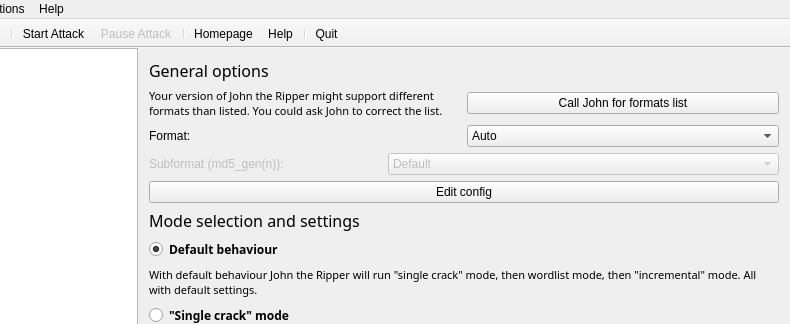
Above: mainwindow.ui from openwall/johnny before the change; both pictures show x 118 to 908 and y 0 to 324 of the 908 by 993 pixel window. Below: the same form after it.
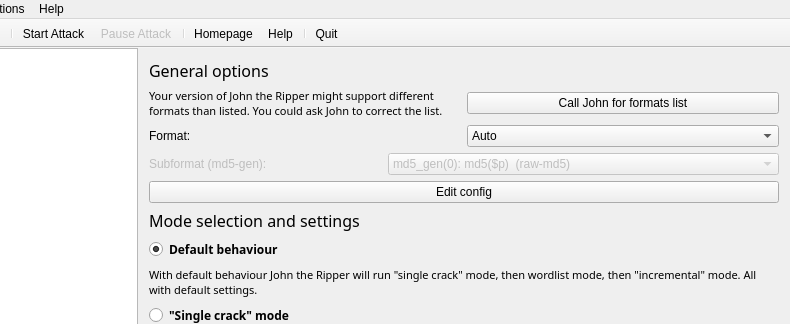
That is the form after the change. Icons and pictures are not drawn.

Commit message: subformat list is enabled/disabled according to format chosen

Patch:
```diff
--- a/mainwindow.ui
+++ b/mainwindow.ui
@@ -661,7 +661,7 @@
                   <bool>false</bool>
                  </property>
                  <property name="text">
-                  <string>Subformat (md5_gen(n)):</string>
+                  <string>Subformat (md5-gen):</string>
                  </property>
                 </widget>
                </item>
@@ -670,11 +670,6 @@
                  <property name="enabled">
                   <bool>false</bool>
                  </property>
-                 <item>
-                  <property name="text">
-                   <string>Default</string>
-                  </property>
-                 </item>
                  <item>
                   <property name="text">
                    <string>md5_gen(0): md5($p)  (raw-md5) </string>
```
The commit also changes 2 other files.
